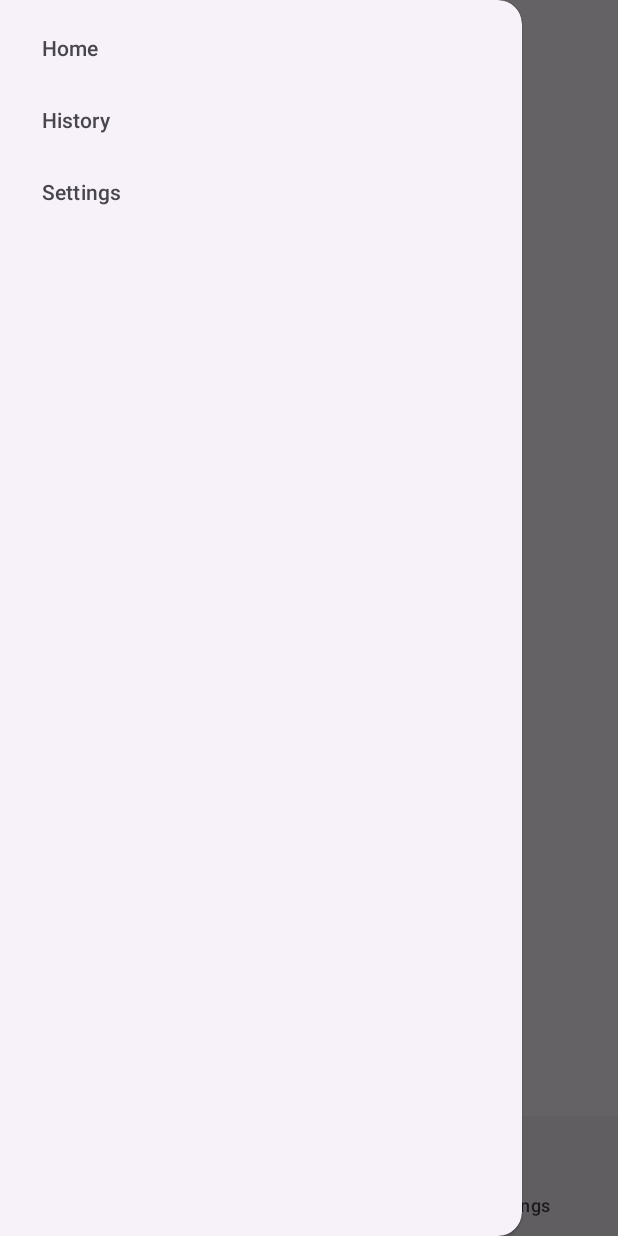
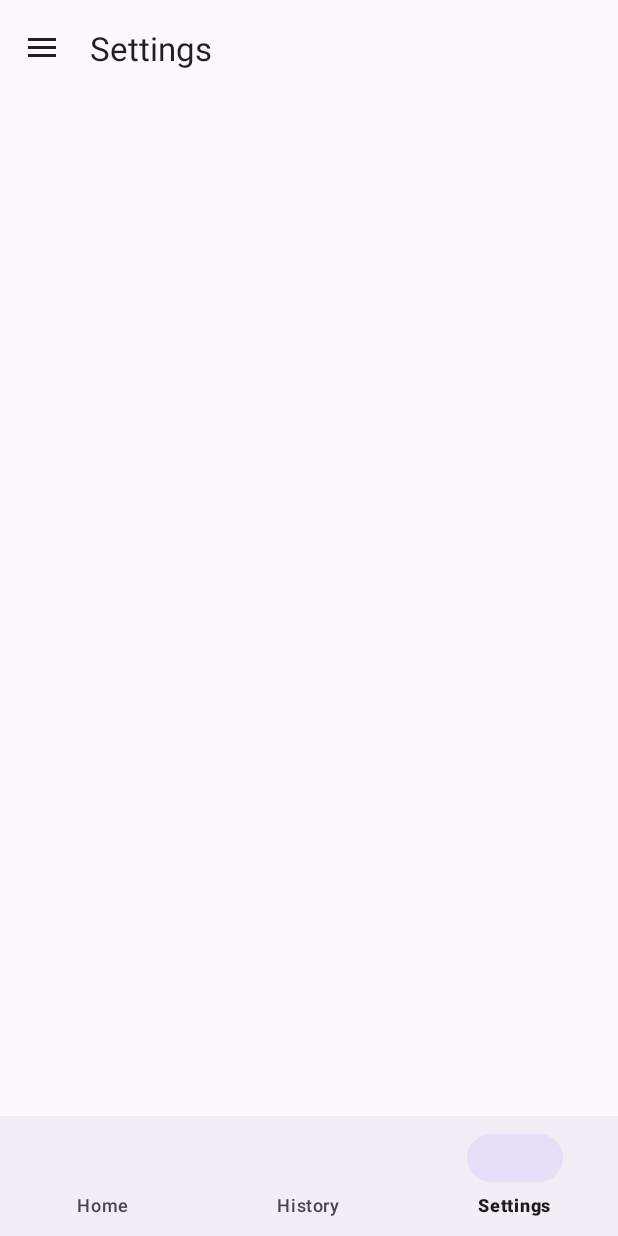
Before and after one commit to kevinru2023/gemini-camera-translator, an Android app: the screen it shows after launch (MainActivityTabBar before the commit, MainActivity after it), in the side drawer, after a tap on "Settings", on a phone screen of 412 x 824 dp. Run offline under Robolectric (Android 15) with nearby library versions, the phone set to English and light mode, and no system bars; our stand-ins replace navigation-ui; libraries missing offline, so code that uses them is left out: androidx.camera.core, androidx.camera.lifecycle, androidx.camera.view, com.google.ai.client; 5 statements that could not run were skipped.

Commit message:
Fix nav drawer and app bar

```diff
--- a/app/src/main/AndroidManifest.xml
+++ b/app/src/main/AndroidManifest.xml
@@ -14,7 +14,7 @@
         android:supportsRtl="true"
         android:theme="@style/Theme.Finalprojectcs492team27">
         <activity
-            android:name=".ui.MainActivityTabBar"
+            android:name=".ui.MainActivity"
             android:exported="true">
             <intent-filter>
                 <action android:name="android.intent.action.MAIN" />
--- a/app/src/main/java/com/example/final_project_cs492_team27/ui/MainActivity.kt
+++ b/app/src/main/java/com/example/final_project_cs492_team27/ui/MainActivity.kt
@@ -3,80 +3,77 @@ package com.example.final_project_cs492_team27.ui
 import android.os.Bundle
 import androidx.activity.enableEdgeToEdge
 import androidx.appcompat.app.AppCompatActivity
-import androidx.camera.core.CameraSelector
-import androidx.camera.view.LifecycleCameraController
-import androidx.camera.view.PreviewView
 import androidx.core.view.ViewCompat
 import androidx.core.view.WindowInsetsCompat
 import androidx.drawerlayout.widget.DrawerLayout
+import androidx.navigation.fragment.NavHostFragment
 import androidx.navigation.ui.AppBarConfiguration
+import androidx.navigation.ui.navigateUp
 import androidx.navigation.ui.setupActionBarWithNavController
 import androidx.navigation.ui.setupWithNavController
 import com.example.final_project_cs492_team27.R
 import com.google.android.material.appbar.MaterialToolbar
+import com.google.android.material.bottomnavigation.BottomNavigationView
 import com.google.android.material.navigation.NavigationView
-import androidx.navigation.fragment.NavHostFragment
-import androidx.appcompat.app.ActionBarDrawerToggle
 
-class   MainActivity : AppCompatActivity() {
+class MainActivity : AppCompatActivity() {
 
-    lateinit var appBarConfig: AppBarConfiguration
-    //lateinit var toggle: ActionBarDrawerToggle //declaration of toggle
+    private lateinit var drawerLayout: DrawerLayout
+    private lateinit var appBarConfig: AppBarConfiguration
 
     override fun onCreate(savedInstanceState: Bundle?) {
         super.onCreate(savedInstanceState)
         enableEdgeToEdge()
         setContentView(R.layout.activity_main)
+
         ViewCompat.setOnApplyWindowInsetsListener(findViewById(R.id.main)) { v, insets ->
             val systemBars = insets.getInsets(WindowInsetsCompat.Type.systemBars())
             v.setPadding(systemBars.left, systemBars.top, systemBars.right, systemBars.bottom)
             insets
         }
 
-        val drawerLayout: DrawerLayout = findViewById(R.id.drawer_layout)
+        drawerLayout = findViewById(R.id.drawer_layout)
+        val topAppBar: MaterialToolbar = findViewById(R.id.top_app_bar)
+
+        setSupportActionBar(topAppBar)
 
         val navHostFragment = supportFragmentManager.findFragmentById(
             R.id.nav_host_fragment
         ) as NavHostFragment
         val navController = navHostFragment.navController
-        //makes it so the hamburger only appears in settings and history frags
+
+        navController.addOnDestinationChangedListener { _, destination, _ ->
+            when (destination.id) {
+                R.id.home_screen -> {
+                    supportActionBar?.hide()
+                    drawerLayout.setDrawerLockMode(DrawerLayout.LOCK_MODE_LOCKED_CLOSED)
+                }
+                R.id.translation_history, R.id.settings -> {
+                    supportActionBar?.show()
+                    drawerLayout.setDrawerLockMode(DrawerLayout.LOCK_MODE_UNLOCKED)
+                }
+                else -> {
+                    supportActionBar?.show()
+                    drawerLayout.setDrawerLockMode(DrawerLayout.LOCK_MODE_LOCKED_CLOSED)
+                }
+            }
+        }
+
         appBarConfig = AppBarConfiguration(
-            setOf(R.id.translation_history, R.id.settings),
+            setOf(R.id.home_screen, R.id.translation_history, R.id.settings),
             drawerLayout
         )
 
-        val topAppBar: MaterialToolbar = findViewById(R.id.top_app_bar)
-        setSupportActionBar(topAppBar)
         setupActionBarWithNavController(navController, appBarConfig)
 
-        findViewById<NavigationView>(R.id.nav_view)?.setupWithNavController(navController)
+        findViewById<NavigationView>(R.id.nav_view).setupWithNavController(navController)
 
-        //connects hamburger icon with the drawer, also turns into a back arrow after navigation
-//        toggle = ActionBarDrawerToggle(
-//            this,
-//            drawerLayout,
-//            R.string.nav_open,
-//            R.string.nav_close
-//        )
-//        drawerLayout.addDrawerListener(toggle)
-//        toggle.syncState()
+        val bottomNav: BottomNavigationView = findViewById(R.id.bottom_nav)
+        bottomNav.setupWithNavController(navController)
+    }
 
-//        navController.addOnDestinationChangedListener { _, destination,_ ->
-//            when (destination.id){
-//                R.id.home_screen -> {
-//                    supportActionBar?.hide()
-//                }
-//                R.id.translation_history, R.id.settings -> {
-//                   supportActionBar?.show()
-//                    topAppBar.setNavigationIcon(androidx.appcompat.R.drawable.abc_ic_ab_back_material)
-//                    topAppBar.setNavigationOnClickListener {
-//                        drawerLayout.open()
-//                    }
-//                }
-//            }
-//        }
+    override fun onSupportNavigateUp(): Boolean {
+        val navHostFragment = supportFragmentManager.findFragmentById(R.id.nav_host_fragment) as NavHostFragment
+        return navHostFragment.navController.navigateUp(appBarConfig) || super.onSupportNavigateUp()
     }
-    override fun onSupportNavigateUp(): Boolean {
-        val navController = (supportFragmentManager.findFragmentById(R.id.nav_host_fragment) as NavHostFragment).navController
-        return navController.navigateUp() || super.onSupportNavigateUp()    }
 }
--- a/app/src/main/java/com/example/final_project_cs492_team27/ui/MainActivityTabBar.kt
+++ /dev/null
@@ -1,53 +0,0 @@
-package com.example.final_project_cs492_team27.ui
-
-import android.os.Bundle
-import androidx.activity.enableEdgeToEdge
-import androidx.appcompat.app.AppCompatActivity
-import androidx.camera.core.CameraSelector
-import androidx.camera.view.LifecycleCameraController
-import androidx.camera.view.PreviewView
-import androidx.core.view.ViewCompat
-import androidx.core.view.WindowInsetsCompat
-import androidx.drawerlayout.widget.DrawerLayout
-import androidx.navigation.ui.AppBarConfiguration
-import androidx.navigation.ui.setupActionBarWithNavController
-import androidx.navigation.ui.setupWithNavController
-import com.example.final_project_cs492_team27.R
-import com.google.android.material.appbar.MaterialToolbar
-import com.google.android.material.navigation.NavigationView
-import androidx.navigation.fragment.NavHostFragment
-import androidx.appcompat.app.ActionBarDrawerToggle
-import com.google.android.material.bottomnavigation.BottomNavigationView
-
-class MainActivityTabBar : AppCompatActivity() {
-
-    lateinit var appBarConfig: AppBarConfiguration
-
-    override fun onCreate(savedInstanceState: Bundle?) {
-        super.onCreate(savedInstanceState)
-        enableEdgeToEdge()
-        setContentView(R.layout.activity_main_tab_bar)
-        ViewCompat.setOnApplyWindowInsetsListener(findViewById(R.id.drawer_layout)) { v, insets ->
-            val systemBars = insets.getInsets(WindowInsetsCompat.Type.systemBars())
-            v.setPadding(systemBars.left, systemBars.top, systemBars.right, systemBars.bottom)
-            insets
-        }
-
-        val navHostFragment = supportFragmentManager.findFragmentById(
-            R.id.nav_host_fragment
-        ) as NavHostFragment
-        val navController = navHostFragment.navController
-        appBarConfig = AppBarConfiguration(navController.graph)
-
-        val topAppBar: MaterialToolbar = findViewById(R.id.top_app_bar)
-        setSupportActionBar(topAppBar)
-        setupActionBarWithNavController(navController, appBarConfig)
-
-        val bottomNav: BottomNavigationView = findViewById(R.id.bottom_nav)
-        bottomNav.setupWithNavController(navController)
-
-    }
-    override fun onSupportNavigateUp(): Boolean {
-        val navController = (supportFragmentManager.findFragmentById(R.id.nav_host_fragment) as NavHostFragment).navController
-        return navController.navigateUp() || super.onSupportNavigateUp()    }
-}
--- a/app/src/main/res/layout/activity_main.xml
+++ b/app/src/main/res/layout/activity_main.xml
@@ -9,31 +9,39 @@
     tools:context=".ui.MainActivity">
 
     <androidx.constraintlayout.widget.ConstraintLayout
-
+        android:id="@+id/main"
         android:layout_width="match_parent"
-    android:layout_height="match_parent"
-    android:id="@+id/main">
+        android:layout_height="match_parent">
 
         <com.google.android.material.appbar.MaterialToolbar
             android:id="@+id/top_app_bar"
             android:layout_width="match_parent"
             android:layout_height="?attr/actionBarSize"
+            android:theme="@style/ThemeOverlay.AppCompat.DayNight.ActionBar"
             app:layout_constraintTop_toTopOf="parent"
             app:layout_constraintStart_toStartOf="parent"
-        app:layout_constraintEnd_toEndOf="parent"/>
+            app:layout_constraintEnd_toEndOf="parent" />
 
         <androidx.fragment.app.FragmentContainerView
             android:id="@+id/nav_host_fragment"
             android:name="androidx.navigation.fragment.NavHostFragment"
-        android:layout_width="match_parent"
+            android:layout_width="0dp"
             android:layout_height="0dp"
             app:defaultNavHost="true"
             app:navGraph="@navigation/main_nav_graph"
             app:layout_constraintTop_toBottomOf="@id/top_app_bar"
+            app:layout_constraintBottom_toTopOf="@id/bottom_nav"
+            app:layout_constraintStart_toStartOf="parent"
+            app:layout_constraintEnd_toEndOf="parent" />
+
+        <com.google.android.material.bottomnavigation.BottomNavigationView
+            android:id="@+id/bottom_nav"
+            android:layout_width="match_parent"
+            android:layout_height="wrap_content"
             app:layout_constraintBottom_toBottomOf="parent"
             app:layout_constraintStart_toStartOf="parent"
-        app:layout_constraintEnd_toEndOf="parent"/>
-
+            app:layout_constraintEnd_toEndOf="parent"
+            app:menu="@menu/main_tab_bar" />
 
     </androidx.constraintlayout.widget.ConstraintLayout>
 
@@ -42,7 +50,6 @@
         android:layout_width="wrap_content"
         android:layout_height="match_parent"
         android:layout_gravity="start"
-        app:menu="@menu/main_nav_drawer"/>
-
+        app:menu="@menu/main_nav_drawer" />
 
 </androidx.drawerlayout.widget.DrawerLayout>
--- a/app/src/main/res/layout/activity_main_tab_bar.xml
+++ /dev/null
@@ -1,48 +0,0 @@
-<?xml version="1.0" encoding="utf-8"?>
-<androidx.drawerlayout.widget.DrawerLayout
-    xmlns:android="http://schemas.android.com/apk/res/android"
-    xmlns:app="http://schemas.android.com/apk/res-auto"
-    xmlns:tools="http://schemas.android.com/tools"
-    android:id="@+id/drawer_layout"
-    android:layout_width="match_parent"
-    android:layout_height="match_parent"
-    tools:context=".ui.MainActivity">
-
-<androidx.coordinatorlayout.widget.CoordinatorLayout
-    android:layout_width="match_parent"
-    android:layout_height="match_parent">
-
-    <com.google.android.material.appbar.MaterialToolbar
-        android:id="@+id/top_app_bar"
-        android:layout_width="match_parent"
-        android:layout_height="?attr/actionBarSize"
-        style="?attr/toolbarStyle" />
-
-    <androidx.fragment.app.FragmentContainerView
-        android:id="@+id/nav_host_fragment"
-        android:name="androidx.navigation.fragment.NavHostFragment"
-        android:layout_width="match_parent"
-        android:layout_height="match_parent"
-        app:defaultNavHost="true"
-        app:navGraph="@navigation/main_nav_graph"
-        app:layout_behavior="@string/appbar_scrolling_view_behavior"/>
-
-
-    <com.google.android.material.bottomnavigation.BottomNavigationView
-        android:id="@+id/bottom_nav"
-        android:layout_width="match_parent"
-        android:layout_height="wrap_content"
-        android:layout_gravity="bottom"
-        app:menu="@menu/main_tab_bar" />
-
-</androidx.coordinatorlayout.widget.CoordinatorLayout>
-
-    <com.google.android.material.navigation.NavigationView
-        android:id="@+id/nav_view"
-        android:layout_width="wrap_content"
-        android:layout_height="match_parent"
-        android:layout_gravity="start"
-        app:layout_behavior="com.google.android.material.behavior.HideBottomViewOnScrollBehavior"
-        app:menu="@menu/main_nav_drawer"/>
-
-    </androidx.drawerlayout.widget.DrawerLayout>
```
Lines whose indentation alone changed are shown as unchanged.
